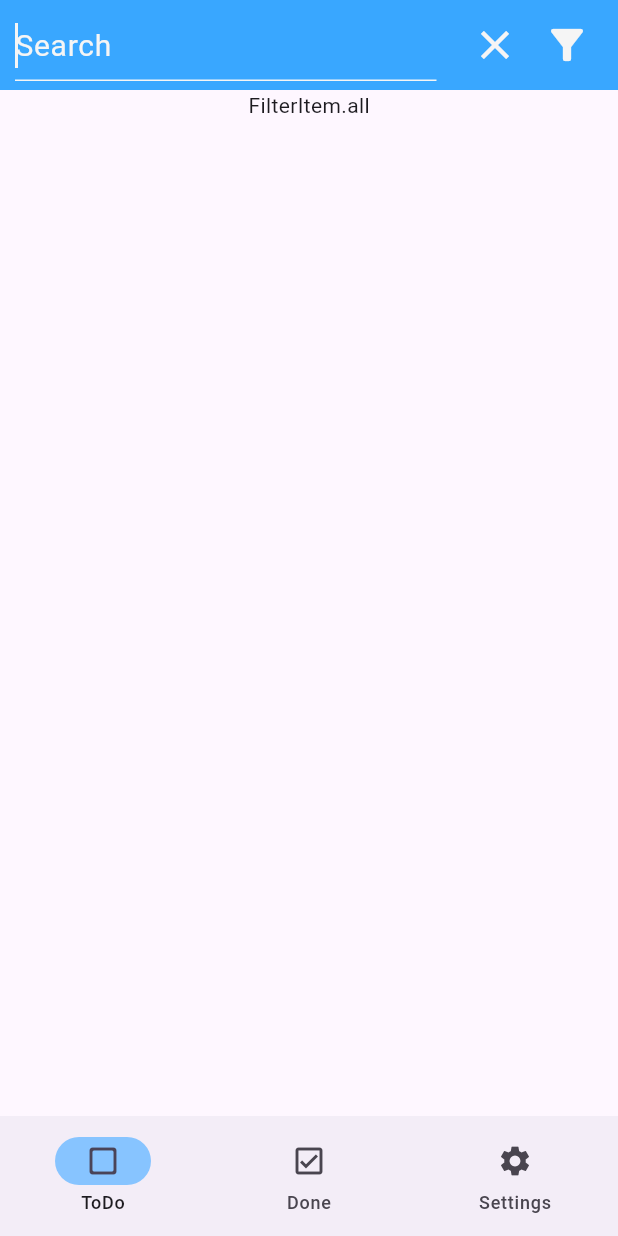
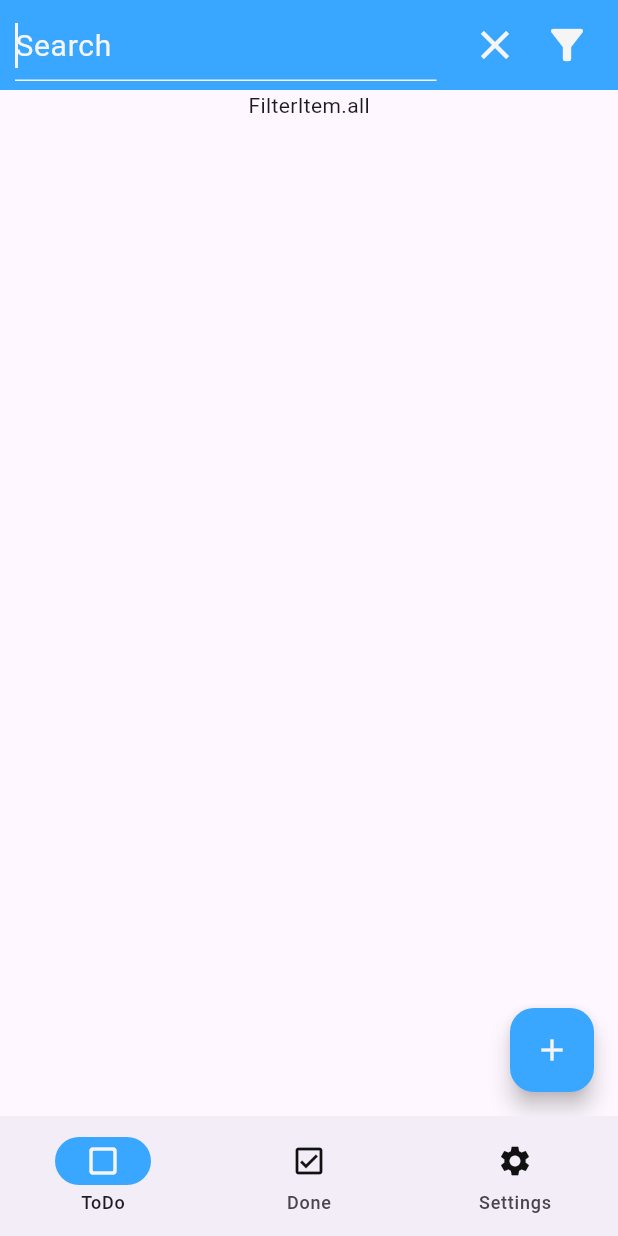
Before and after one commit to PhuocDinh462/Simple-Task, a Flutter app: the screen it shows after launch, after a tap on the "search" icon, on a phone screen of 412 x 824 dp. Run offline on Flutter 3.47's test engine with Material 3 defaults, Android fonts, the phone set to English and light mode, and no system bars.

Commit message:
chore: add floatingActionButton

```diff
--- a/lib/layout/navigation.dart
+++ b/lib/layout/navigation.dart
@@ -18,24 +18,36 @@ class _NavigationState extends State<Navigation> {
   Widget build(BuildContext context) {
     return Scaffold(
       bottomNavigationBar: NavigationBar(
-        onDestinationSelected: (int index) {
-          setState(() {
-            currentScreenIndex = index;
-          });
-        },
-        indicatorColor: MainColors.primary_200,
+        onDestinationSelected: (int index) =>
+            setState(() => currentScreenIndex = index),
+        indicatorColor: MainColors.primary_300,
         selectedIndex: currentScreenIndex,
-        destinations: const <Widget>[
+        destinations: <Widget>[
           NavigationDestination(
-            icon: Icon(Icons.check_box_outline_blank_rounded),
+            icon: Icon(
+              Icons.check_box_outline_blank_rounded,
+              color: currentScreenIndex == 0
+                  ? TextColors.color_50
+                  : TextColors.color_900,
+            ),
             label: 'ToDo',
           ),
           NavigationDestination(
-            icon: Icon(Icons.check_box_outlined),
+            icon: Icon(
+              Icons.check_box_outlined,
+              color: currentScreenIndex == 1
+                  ? TextColors.color_50
+                  : TextColors.color_900,
+            ),
             label: 'Done',
           ),
           NavigationDestination(
-            icon: Icon(Icons.settings),
+            icon: Icon(
+              Icons.settings,
+              color: currentScreenIndex == 2
+                  ? TextColors.color_50
+                  : TextColors.color_900,
+            ),
             label: 'Settings',
           ),
         ],
--- a/lib/screens/to_do.dart
+++ b/lib/screens/to_do.dart
@@ -11,19 +11,19 @@ class ToDo extends StatefulWidget {
 }
 
 class ToDoState extends State<ToDo> {
-  late bool searchOpen;
-  late FilterItem selectedMenu;
-
-  @override
-  void initState() {
-    super.initState();
-    searchOpen = false;
-    selectedMenu = FilterItem.all;
-  }
+  bool searchOpen = false;
+  FilterItem selectedMenu = FilterItem.all;
 
   @override
   Widget build(BuildContext context) {
-    return Column(
+    return Scaffold(
+      floatingActionButton: FloatingActionButton(
+        onPressed: () {},
+        foregroundColor: TextColors.color_50,
+        backgroundColor: MainColors.primary_300,
+        child: const Icon(Icons.add),
+      ),
+      body: Column(
         children: [
           // Header
           Container(
@@ -57,15 +57,16 @@ class ToDoState extends State<ToDo> {
                         IconButton(
                           onPressed: () =>
                               setState(() => searchOpen = !searchOpen),
-                        icon:
-                            Icon(searchOpen ? Icons.clear_sharp : Icons.search),
+                          icon: Icon(
+                              searchOpen ? Icons.clear_sharp : Icons.search),
                           iconSize: 32,
                           color: TextColors.color_50,
                         ),
                         FilterMenu(
                           selectedMenu: selectedMenu,
                           onItemSelected: (item) =>
-                              setState(() => selectedMenu = item)),
+                              setState(() => selectedMenu = item),
+                        ),
                       ],
                     ),
                   ),
@@ -79,6 +80,7 @@ class ToDoState extends State<ToDo> {
             child: Text(selectedMenu.toString()),
           ),
         ],
+      ),
     );
   }
 }
```
Lines whose indentation alone changed are shown as unchanged.
